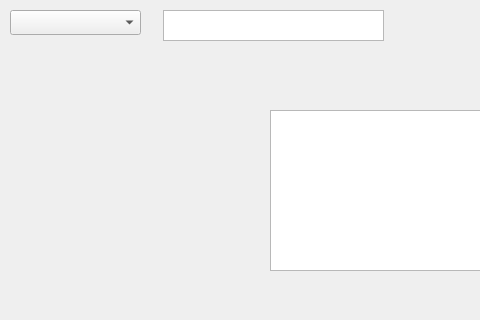
Elizaveta-pl/d-19, file QT1/ui/find.ui: the form before one commit; both pictures show x 0 to 480 and y 0 to 320 of the 565 by 438 pixel window.
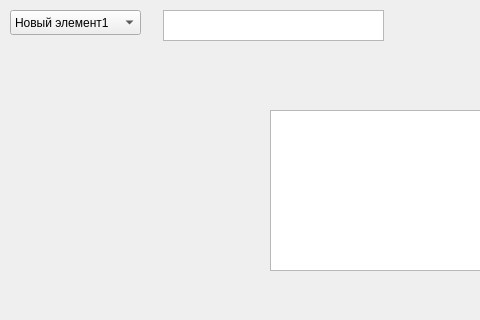
The form after the commit.

Patch:
```diff
--- a/QT1/ui/find.ui
+++ b/QT1/ui/find.ui
@@ -46,6 +46,16 @@
       <height>25</height>
      </rect>
     </property>
+    <item>
+     <property name="text">
+      <string>Новый элемент1</string>
+     </property>
+    </item>
+    <item>
+     <property name="text">
+      <string>Новый элемент2</string>
+     </property>
+    </item>
    </widget>
    <widget class="QTextEdit" name="textEdit">
     <property name="geometry">
```
